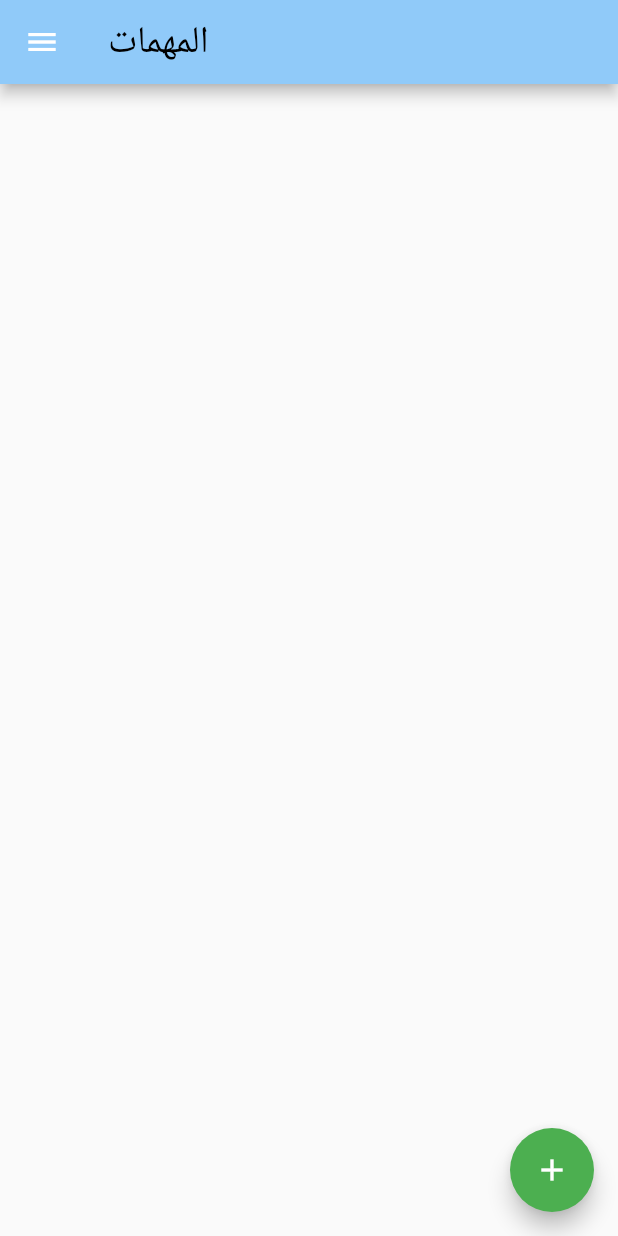
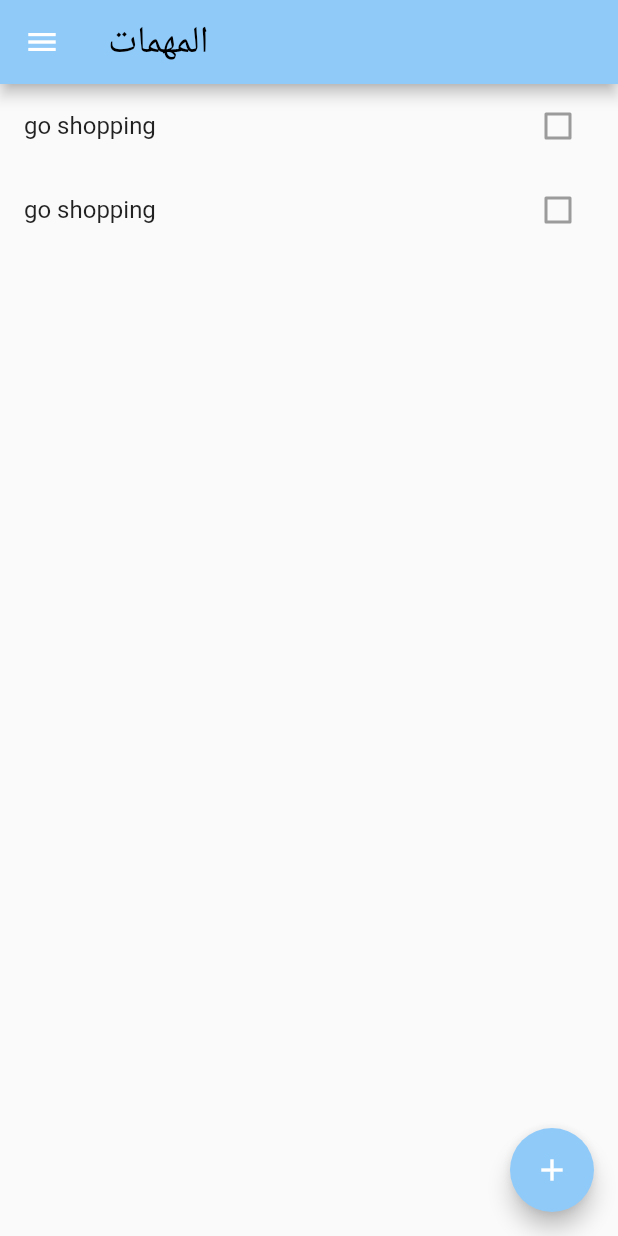
Before and after one commit to ahmadamino/task_app, a Flutter app: the screen it shows after launch, on a phone screen of 412 x 824 dp. Run offline on Flutter 3.47's test engine with Material 2 defaults, Android fonts, the phone set to English and light mode, and no system bars.

Commit message:
Home page

```diff
--- a/lib/add.dart
+++ b/lib/add.dart
@@ -27,6 +27,8 @@ class _AddState extends State<Add> {
         child: Column(
           children: [
             TextField(
+              autofocus: true,
+              textAlign: TextAlign.center,
               decoration: InputDecoration(
                   hintText: 'المهمة',
                   prefixIcon: Icon(Icons.assessment),
@@ -38,6 +40,7 @@ class _AddState extends State<Add> {
               height: 15,
             ),
             TextField(
+              textAlign: TextAlign.center,
               decoration: InputDecoration(
                   hintText: 'التوصيف',
                   prefixIcon: Icon(Icons.description),
--- /dev/null
+++ b/lib/body_home.dart
@@ -0,0 +1,16 @@
+import 'package:flutter/material.dart';
+import 'package:task_app/task_tile.dart';
+
+class BodyHome extends StatelessWidget {
+  const BodyHome({Key? key}) : super(key: key);
+
+  @override
+  Widget build(BuildContext context) {
+    return ListView(
+      children: [
+        TaskTile(),
+        TaskTile(),
+      ],
+    );
+  }
+}
--- a/lib/home_page.dart
+++ b/lib/home_page.dart
@@ -1,4 +1,5 @@
 import 'package:flutter/material.dart';
+import 'package:task_app/body_home.dart';
 
 class HomePage extends StatefulWidget {
   const HomePage({Key? key}) : super(key: key);
@@ -10,12 +11,12 @@ class HomePage extends StatefulWidget {
 class _HomePageState extends State<HomePage> {
   @override
   Widget build(BuildContext context) {
-    return SafeArea(
-      child: Scaffold(
+    return
+      Scaffold(
         appBar: AppBar(
           backgroundColor: Colors.blue[200],
           title: Text(
-          'المهمات',
+            'المهمات',
             style: TextStyle(color: Colors.black, fontSize: 25),
           ),
         ),
@@ -24,13 +25,14 @@ class _HomePageState extends State<HomePage> {
           onPressed: () {
             Navigator.of(context).pushNamed('add');
           },
-      child: Icon(
-        Icons.add,
-        color: Colors.white,
+          child: Icon(
+            Icons.add,
+            color: Colors.white,
+          ),
+          backgroundColor: Colors.blue[200],
+
       ),
-      backgroundColor: Colors.green,
-    ),),
-
+        body: BodyHome(),
     );
   }
 }
--- /dev/null
+++ b/lib/task_tile.dart
@@ -0,0 +1,15 @@
+import 'package:flutter/material.dart';
+
+class TaskTile extends StatelessWidget {
+  @override
+  Widget build(BuildContext context) {
+    return ListTile(
+      title: Text('go shopping'),
+      trailing: Checkbox(
+        value: false,
+        onChanged: null,
+      ),
+
+    );
+  }
+}
```
